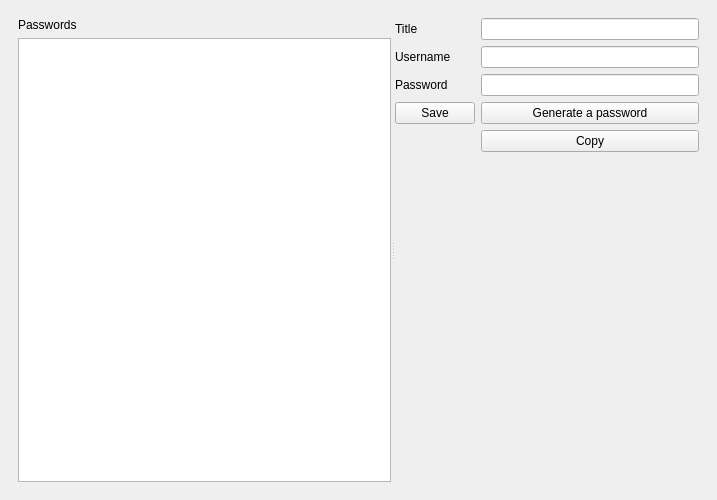
First picture: the form in ui/mainwindow.ui, repository llauret-iut90/BeretPass, before the edit.
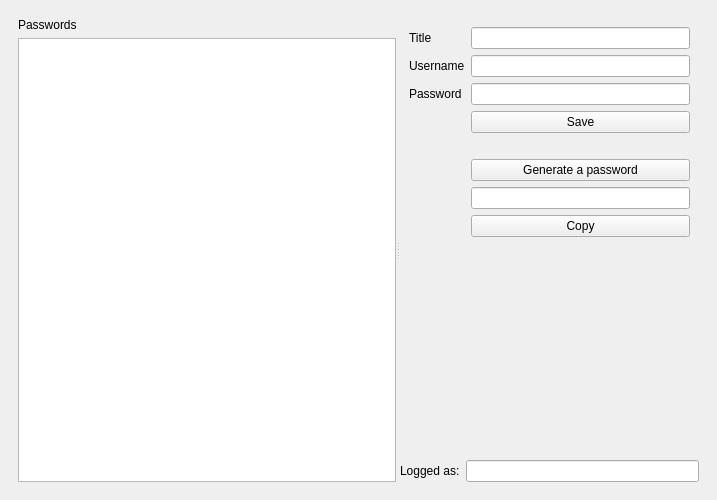
Second picture: the form after the edit. The open tabs and pages were chosen to show the change. Icons and pictures are not drawn.

Commit message: Better layout

Patch:
```diff
--- a/ui/mainwindow.ui
+++ b/ui/mainwindow.ui
@@ -163,6 +163,9 @@
             </item>
            </layout>
           </widget>
+                <widget class="QWidget" name="rightColumn">
+                    <layout class="QVBoxLayout" name="ActionsButton1">
+                        <item>
           <widget class="QWidget" name="addItemColumn">
            <layout class="QFormLayout" name="addItemLayout">
             <item row="0" column="0">
@@ -199,40 +202,63 @@
               </property>
              </widget>
             </item>
-            <item row="3" column="0">
+                                    <item row="3" column="1">
              <widget class="QPushButton" name="AddItem">
               <property name="text">
                <string>Save</string>
               </property>
              </widget>
             </item>
-            <item row="3" column="1">
+                                    <item row="4" column="1">
+                                       <widget class="QLabel"></widget>
+                                    </item>
+                                    <item row="5" column="1">
              <widget class="QPushButton" name="passwordGenerator">
               <property name="text">
                <string>Generate a password</string>
               </property>
              </widget>
             </item>
-            <item row="4" column="0">
-             <widget class="QLabel" name="generatedPassword">
+                                    <item row="6" column="1">
+                                        <widget class="QLineEdit" name="generatedPassword">
+                                            <property name="readOnly">
+                                                <bool>true</bool>
+                                            </property>
               <property name="text">
                <string/>
               </property>
              </widget>
             </item>
-            <item row="4" column="1">
+                                    <item row="7" column="1">
              <widget class="QPushButton" name="copyPassword">
               <property name="text">
                <string>Copy</string>
               </property>
              </widget>
             </item>
-            <item row="5" column="0">
-             <widget class="QLabel" name="loggedAs">
+                                </layout>
+                            </widget>
+                        </item>
+                        <item>
+                           <layout class="QHBoxLayout" name="horizontalLayout1">
+                              <item>
+                                    <widget class="QLabel" name="loggedAsLabel">
+                                       <property name="text">
+                                          <string>Logged as:</string>
+                                       </property>
+                                    </widget>
+                              </item>
+                              <item>
+                                    <widget class="QLineEdit" name="loggedAs">
+                                       <property name="readOnly">
+                                          <bool>true</bool>
+                                       </property>
               <property name="text">
                <string/>
               </property>
              </widget>
+                              </item>
+                           </layout>
             </item>
            </layout>
           </widget>
```
Lines whose indentation alone changed are shown as unchanged.
